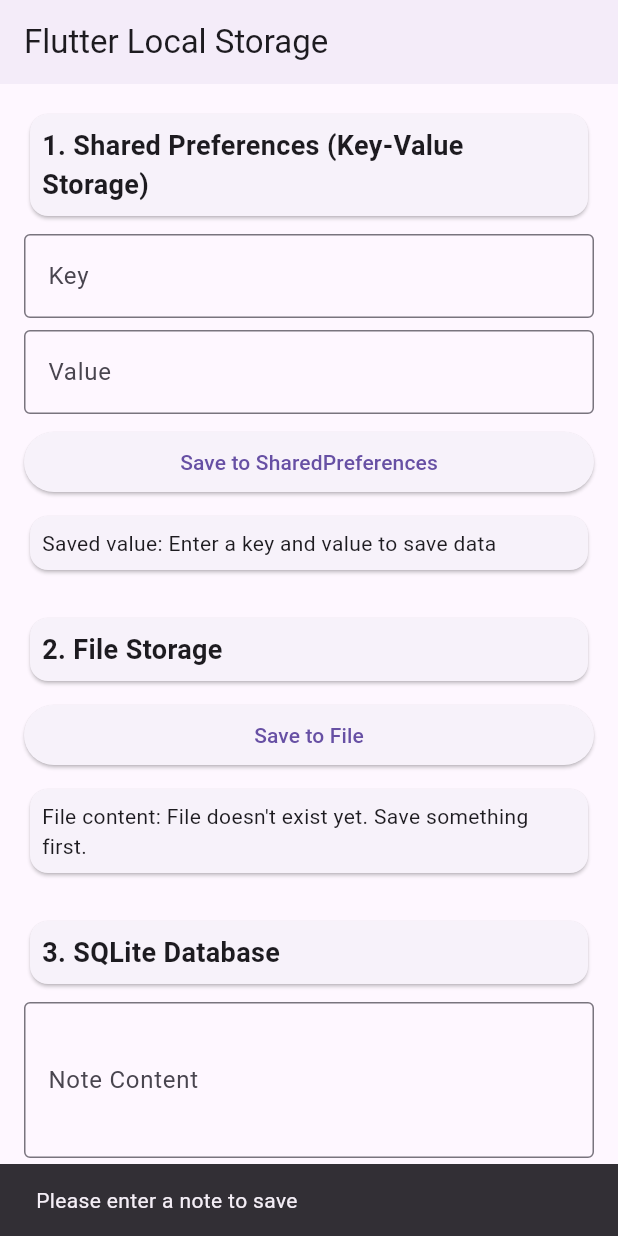
After one commit to Kyomuhe/flutter_project, a Flutter app: the LocalStorageExample screen opened directly, after a tap on "Save Note to Database", on a phone screen of 412 x 824 dp. The commit adds this screen. Run offline on Flutter 3.47's test engine with Material 3 defaults, Android fonts, the light colour scheme and no system bars; our stand-ins replace flutter_riverpod, shared_preferences, sqflite; accounts and stored records are empty.

Commit message:
local storage

```diff
--- a/lib/main.dart
+++ b/lib/main.dart
@@ -4,7 +4,8 @@ import 'pages/riverPod.dart';
 import 'pages/SideMenu.dart';
 import 'pages/Widget.dart';
 import 'pages/Animation.dart';
-
+import 'pages/Form.dart';
+import 'pages/LocalStorage.dart';
 import 'package:flutter_riverpod/flutter_riverpod.dart';
 
 
@@ -33,6 +34,10 @@ class MyApp extends StatelessWidget {
         '/river': (context) => const App(),
         '/widgets': (context) => const FlutterWidgetsPage(),
         '/animations': (context) => const FlutterAnimationsPage(),
+        '/form': (context) => const FormPage(),
+        '/local': (context) => const LocalStorage(),
+
+
 
 
 
--- /dev/null
+++ b/lib/pages/Form.dart
@@ -0,0 +1,246 @@
+import 'package:flutter/material.dart';
+
+void main() {
+  runApp(const FormPage());
+}
+
+class FormPage extends StatelessWidget {
+  const FormPage({super.key});
+
+  @override
+  Widget build(BuildContext context) {
+    return MaterialApp(
+      title: 'Flutter Forms Demo',
+      theme: ThemeData(
+        primarySwatch: Colors.blue,
+      ),
+      home: const FormExample(),
+    );
+  }
+}
+
+class FormExample extends StatefulWidget {
+  const FormExample({Key? key}) : super(key: key);
+
+  @override
+  _FormExampleState createState() => _FormExampleState();
+}
+
+class _FormExampleState extends State<FormExample> {
+  // Form key to validate form
+  final _formKey = GlobalKey<FormState>();
+
+  // Controllers for text fields
+  final _nameController = TextEditingController();
+  final _emailController = TextEditingController();
+  final _passwordController = TextEditingController();
+
+  // Dropdown value
+  String _selectedGender = 'Male';
+
+  // Checkbox state
+  bool _agreeToTerms = false;
+
+  // Radio button value
+  int _notificationOption = 1;
+
+  // Slider value
+  double _age = 25;
+
+  @override
+  void dispose() {
+    // Clean up controllers
+    _nameController.dispose();
+    _emailController.dispose();
+    _passwordController.dispose();
+    super.dispose();
+  }
+
+  @override
+  Widget build(BuildContext context) {
+    return Scaffold(
+      appBar: AppBar(
+        title: const Text('Flutter Forms'),
+        backgroundColor: Colors.blue,
+        foregroundColor: Colors.white,
+      ),
+      body: Padding(
+        padding: const EdgeInsets.all(16.0),
+        child: Form(
+          key: _formKey,
+          child: SingleChildScrollView(
+            child: Column(
+              crossAxisAlignment: CrossAxisAlignment.start,
+              children: [
+                // Basic TextField
+                TextFormField(
+                  controller: _nameController,
+                  decoration: const InputDecoration(
+                    labelText: 'Name',
+                    hintText: 'Enter your full name',
+                    border: OutlineInputBorder(),
+                  ),
+                  validator: (value) {
+                    if (value == null || value.isEmpty) {
+                      return 'Please enter your name';
+                    }
+                    return null;
+                  },
+                ),
+                const SizedBox(height: 16),
+
+                // Email TextField with validation
+                TextFormField(
+                  controller: _emailController,
+                  decoration: const InputDecoration(
+                    labelText: 'Email',
+                    hintText: 'Enter your email',
+                    border: OutlineInputBorder(),
+                  ),
+                  keyboardType: TextInputType.emailAddress,
+                  validator: (value) {
+                    if (value == null || value.isEmpty) {
+                      return 'Please enter your email';
+                    }
+                    if (!RegExp(r'^[\w-\.]+@([\w-]+\.)+[\w-]{2,4}$').hasMatch(value)) {
+                      return 'Please enter a valid email';
+                    }
+                    return null;
+                  },
+                ),
+                const SizedBox(height: 16),
+
+                // Password TextField
+                TextFormField(
+                  controller: _passwordController,
+                  decoration: const InputDecoration(
+                    labelText: 'Password',
+                    hintText: 'Enter your password',
+                    border: OutlineInputBorder(),
+                  ),
+                  obscureText: true,
+                  validator: (value) {
+                    if (value == null || value.isEmpty) {
+                      return 'Please enter a password';
+                    }
+                    if (value.length < 6) {
+                      return 'Password must be at least 6 characters';
+                    }
+                    return null;
+                  },
+                ),
+                const SizedBox(height: 16),
+
+                // Dropdown Button
+                DropdownButtonFormField<String>(
+                  value: _selectedGender,
+                  decoration: const InputDecoration(
+                    labelText: 'Gender',
+                    border: OutlineInputBorder(),
+                  ),
+                  items: ['Male', 'Female', 'Other'].map((String value) {
+                    return DropdownMenuItem<String>(
+                      value: value,
+                      child: Text(value),
+                    );
+                  }).toList(),
+                  onChanged: (newValue) {
+                    setState(() {
+                      _selectedGender = newValue!;
+                    });
+                  },
+                ),
+                const SizedBox(height: 16),
+
+                // Slider
+                Text('Age: ${_age.round()}'),
+                Slider(
+                  value: _age,
+                  min: 18,
+                  max: 80,
+                  divisions: 62,
+                  label: _age.round().toString(),
+                  onChanged: (value) {
+                    setState(() {
+                      _age = value;
+                    });
+                  },
+                ),
+                const SizedBox(height: 16),
+
+                // Radio Buttons
+                const Text('Notification Preferences:'),
+                RadioListTile<int>(
+                  title: const Text('Email notifications'),
+                  value: 1,
+                  groupValue: _notificationOption,
+                  onChanged: (value) {
+                    setState(() {
+                      _notificationOption = value!;
+                    });
+                  },
+                ),
+                RadioListTile<int>(
+                  title: const Text('SMS notifications'),
+                  value: 2,
+                  groupValue: _notificationOption,
+                  onChanged: (value) {
+                    setState(() {
+                      _notificationOption = value!;
+                    });
+                  },
+                ),
+                RadioListTile<int>(
+                  title: const Text('No notifications'),
+                  value: 3,
+                  groupValue: _notificationOption,
+                  onChanged: (value) {
+                    setState(() {
+                      _notificationOption = value!;
+                    });
+                  },
+                ),
+                const SizedBox(height: 16),
+
+                // Checkbox
+                CheckboxListTile(
+                  title: const Text('I agree to the terms and conditions'),
+                  value: _agreeToTerms,
+                  onChanged: (newValue) {
+                    setState(() {
+                      _agreeToTerms = newValue!;
+                    });
+                  },
+                  controlAffinity: ListTileControlAffinity.leading,
+                ),
+                const SizedBox(height: 24),
+
+                // Submit Button
+                Center(
+                  child: ElevatedButton(
+                    onPressed: () {
+                      if (_formKey.currentState!.validate() && _agreeToTerms) {
+                        // Process data here
+                        ScaffoldMessenger.of(context).showSnackBar(
+                          const SnackBar(content: Text('Processing Data')),
+                        );
+                      } else if (!_agreeToTerms) {
+                        ScaffoldMessenger.of(context).showSnackBar(
+                          const SnackBar(content: Text('Please agree to terms')),
+                        );
+                      }
+                    },
+                    child: const Padding(
+                      padding: EdgeInsets.symmetric(horizontal: 24, vertical: 12),
+                      child: Text('Submit', style: TextStyle(fontSize: 18)),
+                    ),
+                  ),
+                ),
+              ],
+            ),
+          ),
+        ),
+      ),
+    );
+  }
+}
--- /dev/null
+++ b/lib/pages/LocalStorage.dart
@@ -0,0 +1,366 @@
+import 'package:flutter/material.dart';
+import 'package:shared_preferences/shared_preferences.dart'; // For simple key-value storage
+import 'package:path_provider/path_provider.dart'; // For file storage
+import 'package:sqflite/sqflite.dart'; // For SQLite database
+import 'package:path/path.dart' as path; // For path operations
+import 'dart:io';
+import 'dart:convert';
+
+void main() {
+  WidgetsFlutterBinding.ensureInitialized(); // Add this for async operations in main
+  runApp(const LocalStorage());
+}
+
+class LocalStorage extends StatelessWidget {
+  const LocalStorage({super.key}); // Updated to use super.key
+
+  @override
+  Widget build(BuildContext context) {
+    return MaterialApp(
+      title: 'Flutter Local Storage Demo',
+      theme: ThemeData(
+        primarySwatch: Colors.blue,
+        useMaterial3: true, // Added Material 3 for modern look
+      ),
+      home: const LocalStorageExample(),
+    );
+  }
+}
+
+class LocalStorageExample extends StatefulWidget {
+  const LocalStorageExample({super.key}); // Updated to use super.key
+
+  @override
+  State<LocalStorageExample> createState() => _LocalStorageExampleState();
+}
+
+class _LocalStorageExampleState extends State<LocalStorageExample> {
+  // Controllers
+  final TextEditingController _keyController = TextEditingController();
+  final TextEditingController _valueController = TextEditingController();
+  final TextEditingController _noteController = TextEditingController();
+
+  // Values to display
+  String _savedPreference = "No data yet";
+  List<Map<String, dynamic>> _notes = [];
+  String _fileContent = "No file content yet";
+
+  @override
+  void initState() {
+    super.initState();
+    _loadSavedPreference();
+    _loadNotes();
+    _loadFileContent();
+  }
+
+  @override
+  void dispose() {
+    _keyController.dispose();
+    _valueController.dispose();
+    _noteController.dispose();
+    super.dispose();
+  }
+
+  // SECTION 1: SHARED PREFERENCES (Key-Value Storage)
+  Future<void> _saveUsingSharedPreferences() async {
+    if (_keyController.text.isEmpty || _valueController.text.isEmpty) {
+      ScaffoldMessenger.of(context).showSnackBar(
+        const SnackBar(content: Text('Please enter both key and value')),
+      );
+      return;
+    }
+
+    final prefs = await SharedPreferences.getInstance();
+    await prefs.setString(_keyController.text, _valueController.text);
+
+    _loadSavedPreference();
+
+    ScaffoldMessenger.of(context).showSnackBar(
+      const SnackBar(content: Text('Saved to SharedPreferences')),
+    );
+  }
+
+  Future<void> _loadSavedPreference() async {
+    final prefs = await SharedPreferences.getInstance();
+    setState(() {
+      if (_keyController.text.isNotEmpty && prefs.containsKey(_keyController.text)) {
+        _savedPreference = prefs.getString(_keyController.text) ?? "No data found";
+      } else {
+        _savedPreference = "Enter a key and value to save data";
+      }
+    });
+  }
+
+  // SECTION 2: FILE STORAGE
+  Future<void> _saveToFile() async {
+    if (_valueController.text.isEmpty) {
+      ScaffoldMessenger.of(context).showSnackBar(
+        const SnackBar(content: Text('Please enter a value to save')),
+      );
+      return;
+    }
+
+    try {
+      final directory = await getApplicationDocumentsDirectory();
+      final file = File('${directory.path}/my_file.txt');
+      await file.writeAsString(_valueController.text);
+
+      _loadFileContent();
+
+      ScaffoldMessenger.of(context).showSnackBar(
+        const SnackBar(content: Text('Saved to file')),
+      );
+    } catch (e) {
+      ScaffoldMessenger.of(context).showSnackBar(
+        SnackBar(content: Text('Error saving file: $e')),
+      );
+    }
+  }
+
+  Future<void> _loadFileContent() async {
+    try {
+      final directory = await getApplicationDocumentsDirectory();
+      final file = File('${directory.path}/my_file.txt');
+
+      if (await file.exists()) {
+        final content = await file.readAsString();
+        setState(() {
+          _fileContent = content;
+        });
+      } else {
+        setState(() {
+          _fileContent = "File doesn't exist yet. Save something first.";
+        });
+      }
+    } catch (e) {
+      setState(() {
+        _fileContent = "Error reading file: $e";
+      });
+    }
+  }
+
+  // SECTION 3: SQLite DATABASE
+  Future<Database> _getDatabase() async {
+    final databasesPath = await getDatabasesPath();
+    final dbPath = path.join(databasesPath, 'notes_database.db'); // Fixed path import usage
+
+    return openDatabase(
+      dbPath,
+      onCreate: (db, version) {
+        return db.execute(
+          'CREATE TABLE notes(id INTEGER PRIMARY KEY AUTOINCREMENT, content TEXT, timestamp TEXT)',
+        );
+      },
+      version: 1,
+    );
+  }
+
+  Future<void> _saveNote() async {
+    if (_noteController.text.isEmpty) {
+      ScaffoldMessenger.of(context).showSnackBar(
+        const SnackBar(content: Text('Please enter a note to save')),
+      );
+      return;
+    }
+
+    try {
+      final db = await _getDatabase();
+
+      await db.insert(
+        'notes',
+        {
+          'content': _noteController.text,
+          'timestamp': DateTime.now().toIso8601String(),
+        },
+        conflictAlgorithm: ConflictAlgorithm.replace, // Added conflict handling
+      );
+
+      _noteController.clear();
+      _loadNotes();
+
+      ScaffoldMessenger.of(context).showSnackBar(
+        const SnackBar(content: Text('Note saved to database')),
+      );
+    } catch (e) {
+      ScaffoldMessenger.of(context).showSnackBar(
+        SnackBar(content: Text('Error saving note: $e')),
+      );
+    }
+  }
+
+  Future<void> _loadNotes() async {
+    try {
+      final db = await _getDatabase();
+      final List<Map<String, dynamic>> maps = await db.query(
+        'notes',
+        orderBy: 'timestamp DESC',
+        limit: 5
+      );
+
+      setState(() {
+        _notes = List<Map<String, dynamic>>.from(maps); // Properly create a new list
+      });
+    } catch (e) {
+      ScaffoldMessenger.of(context).showSnackBar(
+        SnackBar(content: Text('Error loading notes: $e')),
+      );
+    }
+  }
+
+  Future<void> _deleteNote(int id) async {
+    try {
+      final db = await _getDatabase();
+      await db.delete(
+        'notes',
+        where: 'id = ?',
+        whereArgs: [id],
+      );
+
+      _loadNotes();
+
+      ScaffoldMessenger.of(context).showSnackBar(
+        const SnackBar(content: Text('Note deleted successfully')),
+      );
+    } catch (e) {
+      ScaffoldMessenger.of(context).showSnackBar(
+        SnackBar(content: Text('Error deleting note: $e')),
+      );
+    }
+  }
+
+  @override
+  Widget build(BuildContext context) {
+    return Scaffold(
+      appBar: AppBar(
+        title: const Text('Flutter Local Storage'),
+        elevation: 2, // Added elevation for visual separation
+      ),
+      body: SafeArea(
+        child: SingleChildScrollView(
+          padding: const EdgeInsets.all(16.0),
+          child: Column(
+            crossAxisAlignment: CrossAxisAlignment.stretch,
+            children: [
+              // Shared Preferences Section
+              const Card(
+                child: Padding(
+                  padding: EdgeInsets.all(8.0),
+                  child: Text('1. Shared Preferences (Key-Value Storage)',
+                    style: TextStyle(fontSize: 18, fontWeight: FontWeight.bold)),
+                ),
+              ),
+              const SizedBox(height: 8),
+              TextField(
+                controller: _keyController,
+                decoration: const InputDecoration(
+                  labelText: 'Key',
+                  border: OutlineInputBorder(),
+                  hintText: 'Enter storage key',
+                ),
+                onChanged: (_) => _loadSavedPreference(), // Load value when key changes
+              ),
+              const SizedBox(height: 8),
+              TextField(
+                controller: _valueController,
+                decoration: const InputDecoration(
+                  labelText: 'Value',
+                  border: OutlineInputBorder(),
+                  hintText: 'Enter value to store',
+                ),
+              ),
+              const SizedBox(height: 8),
+              ElevatedButton(
+                onPressed: _saveUsingSharedPreferences,
+                child: const Text('Save to SharedPreferences'),
+              ),
+              const SizedBox(height: 8),
+              Card(
+                child: Padding(
+                  padding: const EdgeInsets.all(8.0),
+                  child: Text('Saved value: $_savedPreference'),
+                ),
+              ),
+
+              const SizedBox(height: 24),
+
+              // File Storage Section
+              const Card(
+                child: Padding(
+                  padding: EdgeInsets.all(8.0),
+                  child: Text('2. File Storage',
+                    style: TextStyle(fontSize: 18, fontWeight: FontWeight.bold)),
+                ),
+              ),
+              const SizedBox(height: 8),
+              ElevatedButton(
+                onPressed: _saveToFile,
+                child: const Text('Save to File'),
+              ),
+              const SizedBox(height: 8),
+              Card(
+                child: Padding(
+                  padding: const EdgeInsets.all(8.0),
+                  child: Text('File content: $_fileContent'),
+                ),
+              ),
+
+              const SizedBox(height: 24),
+
+              // SQLite Database Section
+              const Card(
+                child: Padding(
+                  padding: EdgeInsets.all(8.0),
+                  child: Text('3. SQLite Database',
+                    style: TextStyle(fontSize: 18, fontWeight: FontWeight.bold)),
+                ),
+              ),
+              const SizedBox(height: 8),
+              TextField(
+                controller: _noteController,
+                decoration: const InputDecoration(
+                  labelText: 'Note Content',
+                  border: OutlineInputBorder(),
+                  hintText: 'Enter note to save in database',
+                ),
+                maxLines: 3,
+              ),
+              const SizedBox(height: 8),
+              ElevatedButton(
+                onPressed: _saveNote,
+                child: const Text('Save Note to Database'),
+              ),
+              const SizedBox(height: 16),
+              const Text('Recent Notes:', style: TextStyle(fontWeight: FontWeight.bold)),
+              _notes.isEmpty
+                ? const Card(
+                    child: Padding(
+                      padding: EdgeInsets.all(16.0),
+                      child: Text('No notes saved yet'),
+                    ),
+                  )
+                : ListView.builder(
+                    shrinkWrap: true,
+                    physics: const NeverScrollableScrollPhysics(),
+                    itemCount: _notes.length,
+                    itemBuilder: (context, index) {
+                      final formatDate = DateTime.parse(_notes[index]['timestamp']).toString().substring(0, 16);
+                      return Card(
+                        margin: const EdgeInsets.symmetric(vertical: 4),
+                        child: ListTile(
+                          title: Text(_notes[index]['content']),
+                          subtitle: Text('Created: $formatDate'),
+                          trailing: IconButton(
+                            icon: const Icon(Icons.delete, color: Colors.red),
+                            onPressed: () => _deleteNote(_notes[index]['id']),
+                          ),
+                        ),
+                      );
+                    },
+                  ),
+            ],
+          ),
+        ),
+      ),
+    );
+  }
+}
```
Also changed, not shown: lib/pages/SideMenu.dart (+12 -3 lines), pubspec.yaml (+6 -1 lines), pubspec.lock, 1 other file.
